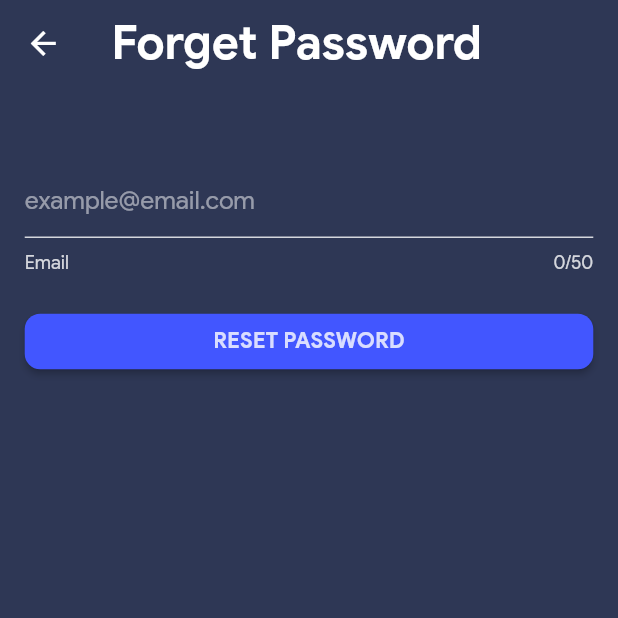
After one commit to vanh2604/quizlet-clone, a Flutter app: the ForgetPasswordScreen screen opened by its route, on a phone screen of 412 x 824 dp, the top half of it. The commit adds this screen. Run offline on Flutter 3.47's test engine with Material 2 defaults, Android fonts, the phone set to English and light mode, and no system bars; our stand-ins replace auto_size_text, carousel_slider, cloud_firestore, csv, file_picker, firebase_auth and 9 more; missing offline and left inert: google_mlkit_text_recognition; accounts and stored records are empty.

Commit message:
forget password implemented

```diff
--- a/analysis_options.yaml
+++ b/analysis_options.yaml
@@ -10,3 +10,4 @@ linter:
     use_setters_to_change_properties: false
     cast_nullable_to_non_nullable: false
     depend_on_referenced_packages: false
+    must_be_immutable: false
--- a/lib/routes.dart
+++ b/lib/routes.dart
@@ -1,6 +1,7 @@
 // ignore_for_file: implementation_imports
 
 import 'package:flutter/src/widgets/framework.dart';
+import 'package:quizlet/screens/forget_password/forget_password.dart';
 import 'package:quizlet/screens/introduction/introduction.dart';
 import 'package:quizlet/screens/main/create/create.dart';
 import 'package:quizlet/screens/main/main.dart';
@@ -9,16 +10,15 @@ import 'package:quizlet/screens/set/sets.dart';
 import 'package:quizlet/screens/sign_in/sign_in.dart';
 import 'package:quizlet/screens/sign_up/sign_up.dart';
 import 'package:quizlet/screens/standby/standby.dart';
-// import 'package:quizlet/screens/folder/folder.dart';
 
 Map<String, Widget Function(dynamic context)> appRoutes = {
   '/': (context) => const StandbyScreen(),
   '/introduction': (context) => const IntroductionScreen(),
   '/signup': (context) => const SignUpScreen(),
   '/signin': (context) => const SignInScreen(),
+  '/forget': (context) => const ForgetPasswordScreen(),
   '/main': (context) => const MainScreen(),
   '/create': (context) => const CreateScreen(),
   '/set': (context) => const SetScreen(),
   '/sets': (context) => const SetsScreen(),
-  //'/folder': (context) => const FolderScreen(),
 };
--- /dev/null
+++ b/lib/screens/forget_password/forget_password.dart
@@ -0,0 +1,131 @@
+import 'package:firebase_auth/firebase_auth.dart';
+import 'package:flutter/material.dart';
+import 'package:quizlet/services/auth.services.dart';
+import 'package:quizlet/utils/colors.dart';
+import 'package:quizlet/widgets/qtext.dart';
+
+class ForgetPasswordScreen extends StatefulWidget {
+  const ForgetPasswordScreen({Key? key}) : super(key: key);
+
+  @override
+  State<ForgetPasswordScreen> createState() => _ForgetPasswordScreenState();
+}
+
+class _ForgetPasswordScreenState extends State<ForgetPasswordScreen> {
+  @override
+  Widget build(BuildContext context) {
+    final emailTextController = TextEditingController();
+
+    return Scaffold(
+      appBar: AppBar(
+        title: const QText(
+          text: "Forget Password",
+          color: Colors.white,
+          size: 30,
+          isBold: true,
+        ),
+        centerTitle: false,
+        elevation: 0,
+        backgroundColor: authThemeColor,
+      ),
+      resizeToAvoidBottomInset: false,
+      backgroundColor: authThemeColor,
+      body: Container(
+        margin: const EdgeInsets.only(top: 50, left: 16, right: 16),
+        child: SingleChildScrollView(
+          child: Column(
+            crossAxisAlignment: CrossAxisAlignment.start,
+            children: <Widget>[
+              TextFormField(
+                controller: emailTextController,
+                style: const TextStyle(color: textColor),
+                cursorColor: textColor,
+                maxLength: 50,
+                decoration: const InputDecoration(
+                  helperText: 'Email',
+                  hintStyle:
+                      TextStyle(color: Color.fromRGBO(255, 255, 255, 0.5)),
+                  hintText: "example@email.com",
+                  helperStyle: TextStyle(color: textColor),
+                  enabledBorder: UnderlineInputBorder(
+                    borderSide: BorderSide(color: textColor),
+                  ),
+                ),
+              ),
+              Container(
+                margin: const EdgeInsets.only(top: 20),
+                child: Row(
+                  children: [
+                    Expanded(
+                      child: ElevatedButton(
+                        style: ButtonStyle(
+                          shape:
+                              MaterialStateProperty.all<RoundedRectangleBorder>(
+                            RoundedRectangleBorder(
+                              borderRadius: BorderRadius.circular(10.0),
+                            ),
+                          ),
+                        ),
+                        onPressed: () async {
+                          if (emailTextController.text != '') {
+                            final emailResult =
+                                await AuthService().forgetPassword(
+                              emailTextController.text,
+                            );
+                            if (emailResult == 'user-not-found') {
+                              ScaffoldMessenger.of(context).showSnackBar(
+                                const SnackBar(
+                                  content: QText(
+                                    text: "User with that email doesn't exist.",
+                                    color: Colors.white,
+                                  ),
+                                  behavior: SnackBarBehavior.floating,
+                                  backgroundColor: snackBarColor,
+                                ),
+                              );
+                            }
+                            if (emailResult == '') {
+                              ScaffoldMessenger.of(context).showSnackBar(
+                                const SnackBar(
+                                  content: QText(
+                                    text: 'Password reset link has been sent.',
+                                    color: Colors.white,
+                                  ),
+                                  behavior: SnackBarBehavior.floating,
+                                  backgroundColor: snackBarColor,
+                                ),
+                              );
+                            }
+                          } else {
+                            ScaffoldMessenger.of(context).showSnackBar(
+                              const SnackBar(
+                                content: QText(
+                                  text: 'Please fill in all fields',
+                                  color: Colors.white,
+                                ),
+                                behavior: SnackBarBehavior.floating,
+                                backgroundColor: snackBarColor,
+                              ),
+                            );
+                          }
+                        },
+                        child: const Text(
+                          'RESET PASSWORD',
+                          style: TextStyle(
+                            color: textColor,
+                            fontWeight: FontWeight.bold,
+                            fontSize: 14,
+                          ),
+                        ),
+                      ),
+                    )
+                  ],
+                ),
+              ),
+            ],
+          ),
+        ),
+      ),
+    );
+  }
+}
--- a/lib/screens/sign_in/sign_in.dart
+++ b/lib/screens/sign_in/sign_in.dart
@@ -219,6 +219,17 @@ class _SignInScreenState extends State<SignInScreen> {
                   ],
                 ),
               ),
+              GestureDetector(
+                onTap: () {
+                  Navigator.of(context).pushNamed('/forget');
+                },
+                child: Center(
+                  child: QText(
+                    color: textColor.withOpacity(0.5),
+                    text: "Forget Password",
+                  ),
+                ),
+              )
             ],
           ),
         ),
--- a/lib/services/auth.services.dart
+++ b/lib/services/auth.services.dart
@@ -75,4 +75,13 @@ class AuthService {
   Future<void> signOut() async {
     await FirebaseAuth.instance.signOut();
   }
+
+  Future<String> forgetPassword(String email) async {
+    try {
+      await FirebaseAuth.instance.sendPasswordResetEmail(email: email);
+    } on FirebaseAuthException catch (e) {
+      return e.code;
+    }
+    return '';
+  }
 }
```
